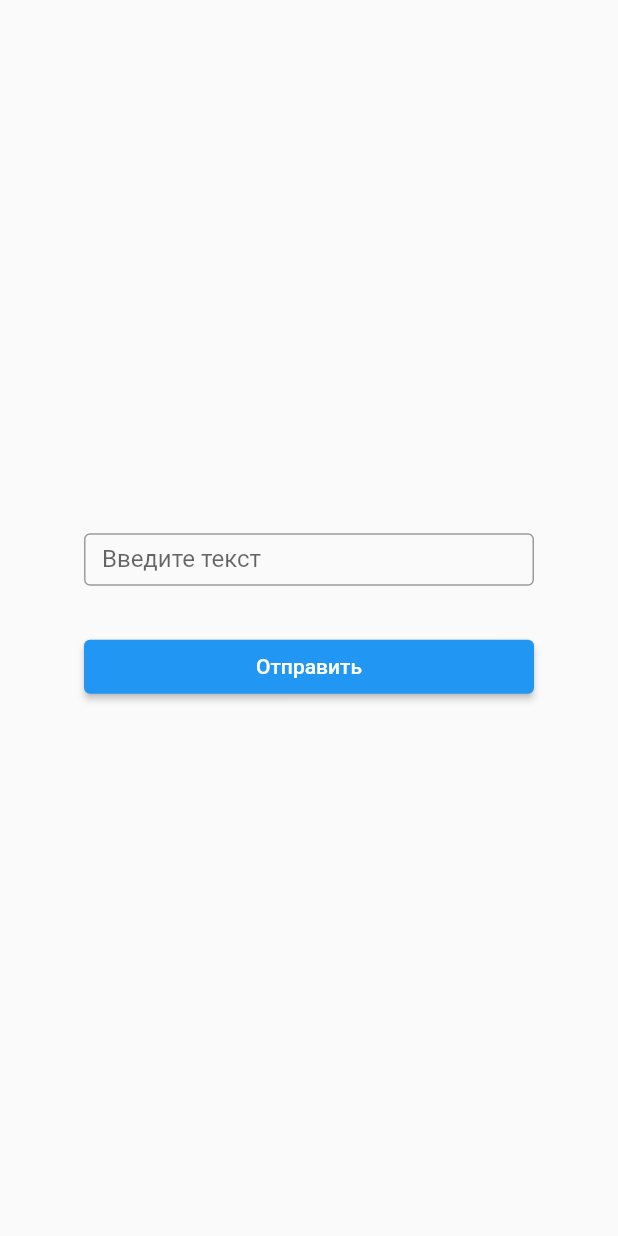
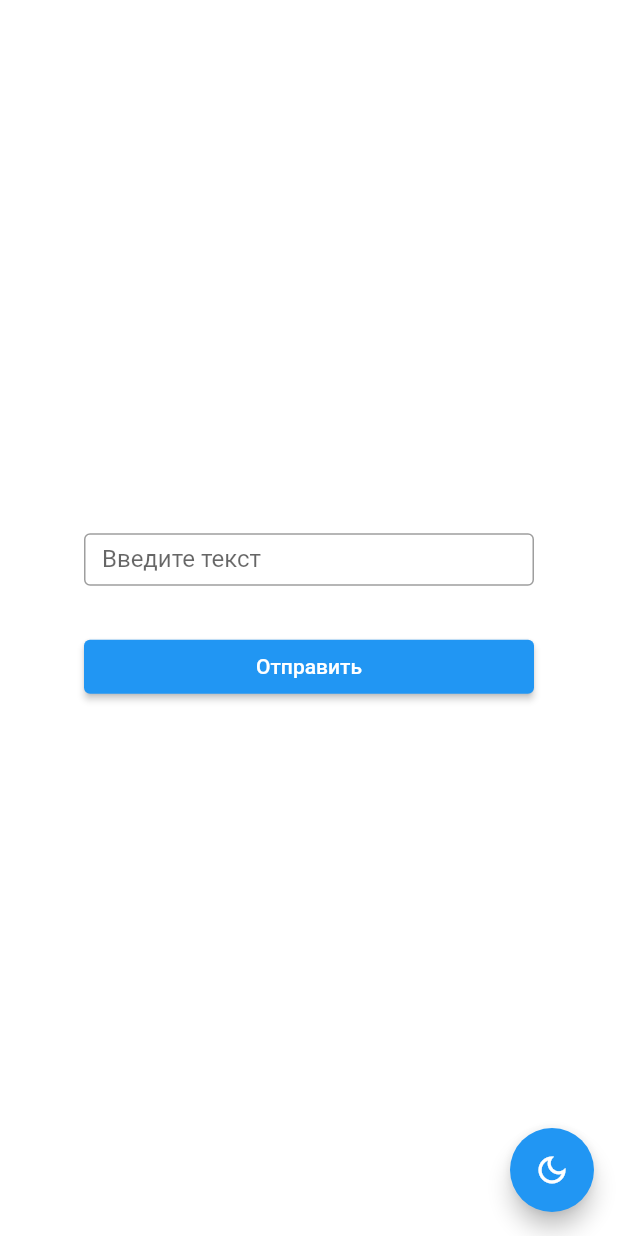
Before and after one commit to Mptshnik/pract_5, a Flutter app: the screen it shows after launch, on a phone screen of 412 x 824 dp. Run offline on Flutter 3.47's test engine with Material 2 defaults, Android fonts, the phone set to English and light mode, and no system bars; our stand-ins replace shared_preferences.

Commit message:
Смена и сохранение темы

```diff
--- a/lib/first_page.dart
+++ b/lib/first_page.dart
@@ -4,23 +4,42 @@ import 'package:flutter/cupertino.dart';
 import 'package:flutter/material.dart';
 import 'package:shared_preferences/shared_preferences.dart';
 
+enum ThemesEnum { dark, light }
+
 class FirstPage extends StatefulWidget {
+  final ValueNotifier<ThemeMode> notifier;
+
+  FirstPage(this.notifier);
+
   @override
-  State<StatefulWidget> createState() => _FirstPageState();
+  State<StatefulWidget> createState() => _FirstPageState(notifier);
 }
 
 class _FirstPageState extends State<FirstPage> {
+  final ValueNotifier<ThemeMode> notifier;
   final Future<SharedPreferences> _prefs = SharedPreferences.getInstance();
+
+  ThemesEnum currentTheme = ThemesEnum.light;
   TextEditingController _textController = TextEditingController();
+
+  _FirstPageState(this.notifier);
 
   Future<void> loadPrefs() async {
     final SharedPreferences prefs = await _prefs;
 
-    log(prefs.getString('TEXT').toString());
+    String? text = prefs.getString('TEXT');
+    int? theme = prefs.getInt('THEME');
 
-    if (prefs.getString('TEXT') != null) {
-      Navigator.pushNamed(context, 'second_page',
-          arguments: prefs.getString('TEXT'));
+    if (text != null && theme != null) {
+      Map<String, dynamic> values = {'TEXT': text, 'THEME': theme};
+
+      if (theme == ThemesEnum.light.index) {
+        notifier.value = ThemeMode.light;
+      } else {
+        notifier.value = ThemeMode.dark;
+      }
+
+      Navigator.pushNamed(context, 'second_page', arguments: values);
     }
   }
 
@@ -29,7 +48,8 @@ class _FirstPageState extends State<FirstPage> {
     var data = ModalRoute.of(context)!.settings.arguments;
 
     if (data != null) {
-      _textController.text = data.toString();
+      Map<String, dynamic> values = data as Map<String, dynamic>;
+      _textController.text = values['TEXT'];
     }
 
     loadPrefs();
@@ -57,13 +77,31 @@ class _FirstPageState extends State<FirstPage> {
                 child: ElevatedButton(
                   child: Text('Отправить'),
                   onPressed: () {
+                    Map<String, dynamic> values = {
+                      'TEXT': _textController.text,
+                      'THEME': currentTheme.index
+                    };
+
                     Navigator.pushNamed(context, 'second_page',
-                        arguments: _textController.text);
+                        arguments: values);
                   },
                 ),
               ))
         ],
       )),
+      floatingActionButton: FloatingActionButton(
+        onPressed: () => {
+          notifier.value = notifier.value == ThemeMode.light
+              ? ThemeMode.dark
+              : ThemeMode.light,
+          currentTheme = notifier.value == ThemeMode.light
+              ? ThemesEnum.light
+              : ThemesEnum.dark,
+        },
+        child: Icon(notifier.value == ThemeMode.light
+            ? Icons.dark_mode_outlined
+            : Icons.light_mode_outlined),
+      ),
     );
   }
 }
--- a/lib/main.dart
+++ b/lib/main.dart
@@ -1,27 +1,31 @@
 import 'package:flutter/material.dart';
 import 'package:pract_5/first_page.dart';
 import 'package:pract_5/second_page.dart';
+import 'package:pract_5/themes.dart';
 
 void main() {
-  runApp(const MyApp());
+  runApp(MyApp());
 }
 
 class MyApp extends StatelessWidget {
-  const MyApp({super.key});
+  MyApp({super.key});
+  final ValueNotifier<ThemeMode> _notifier = ValueNotifier(ThemeMode.light);
 
   @override
   Widget build(BuildContext context) {
-    return MaterialApp(
-      title: 'Shared preferences',
-      theme: ThemeData(
-        primarySwatch: Colors.blue,
-      ),
-   //  home: FirstPage(),
-      initialRoute: 'first_page',
-      routes: {
-        'first_page': (context) => FirstPage(),
-        'second_page': (context) => SecondPage(),
-      },
+    return ValueListenableBuilder<ThemeMode>(
+      builder: ((context, themeMode, child) => MaterialApp(
+            title: 'Shared preferences',
+            theme: Themes.lightTheme,
+            darkTheme: Themes.darkTheme,
+            themeMode: themeMode,
+            initialRoute: 'first_page',
+            routes: {
+              'first_page': (context) => FirstPage(_notifier),
+              'second_page': (context) => SecondPage(),
+            },
+          )),
+      valueListenable: _notifier,
     );
   }
 }
--- /dev/null
+++ b/lib/themes.dart
@@ -0,0 +1,11 @@
+import 'package:flutter/material.dart';
+
+class Themes{
+  static final darkTheme = ThemeData(
+    scaffoldBackgroundColor: Colors.grey.shade500
+  );
+
+  static final lightTheme = ThemeData(
+    scaffoldBackgroundColor: Colors.white
+  );
+}
```
Also changed, not shown: lib/second_page.dart (+31 -5 lines).
